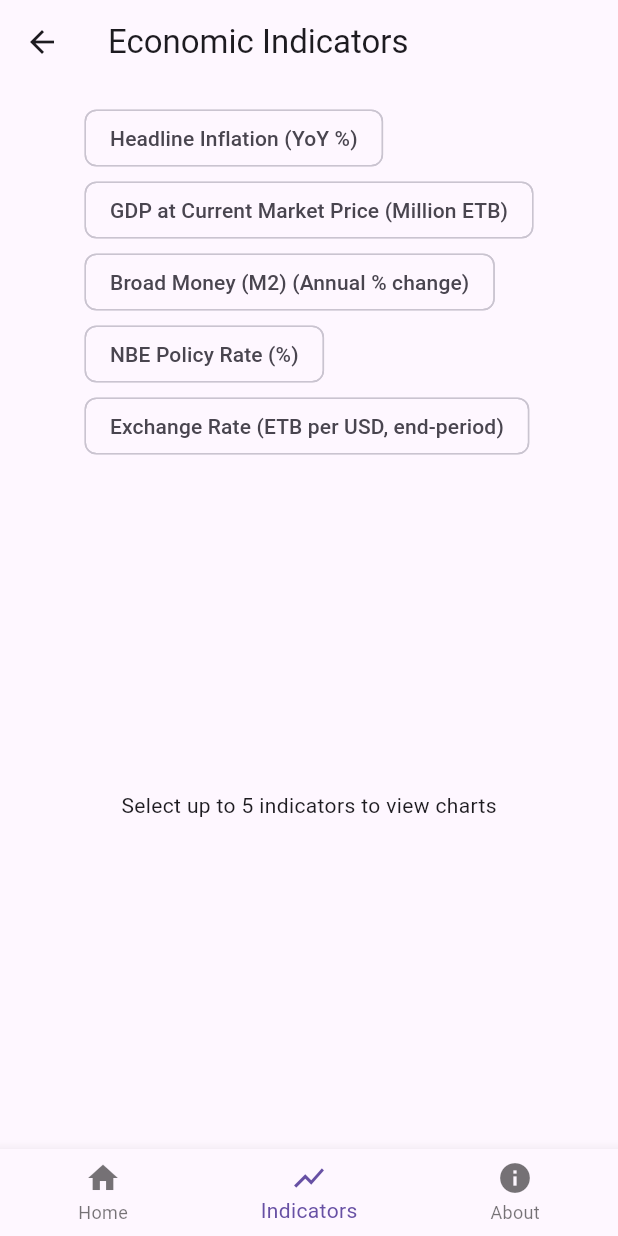
After one commit to yordmela/stocet-exercise, a Flutter app: the IndicatorHomePage screen opened by its route, on a phone screen of 412 x 824 dp. The commit adds this screen. Run offline on Flutter 3.47's test engine with Material 3 defaults, Android fonts, the phone set to English and light mode, and no system bars; our stand-ins replace fl_chart, flutter_riverpod.

Commit message:
task 5- economic indicators tracker

```diff
--- /dev/null
+++ b/assets/data/indicators.json
@@ -0,0 +1,48 @@
+{
+  "meta": {
+    "source": "National Bank of Ethiopia (NBE) - Annual Report & Quarterly Reports (2023/24)",
+    "note": "Numbers below are seeded from NBE tables and public summaries. Please verify exact table values in the cited NBE reports before publication."
+  },
+  "indicators": [
+    {
+      "id": "inflation_yoy",
+      "title": "Headline Inflation (YoY %)",
+      "definition": "Year-on-year percentage change in the Consumer Price Index (CPI). Source: NBE / ESS via NBE tables.",
+      "unit": "%",
+      "years": [2019, 2020, 2021, 2022, 2023, 2024],
+      "values": [19.9, 20.2, 33.8, 32.5, 26.6, 17.5]
+    },
+    {
+      "id": "gdp_current_birr",
+      "title": "GDP at Current Market Price (Million ETB)",
+      "definition": "GDP at current market prices (in million Birr). Source: NBE annual macroeconomic indicators.",
+      "unit": "million ETB",
+      "years": [2019, 2020, 2021, 2022, 2023, 2024],
+      "values": [3374747, 4341387.1, 6157538, 8722308, 11752138, 15000000]
+    },
+    {
+      "id": "broad_money_m2",
+      "title": "Broad Money (M2) (Annual % change)",
+      "definition": "Annual growth rate of Broad Money (M2). Source: NBE monetary statistics.",
+      "unit": "%",
+      "years": [2019, 2020, 2021, 2022, 2023, 2024],
+      "values": [17.0, 29.9, 27.2, 26.6, 24.0, 18.0]
+    },
+    {
+      "id": "policy_rate",
+      "title": "NBE Policy Rate (%)",
+      "definition": "Official policy rate set by the NBE (indicator of monetary stance). Source: NBE.",
+      "unit": "%",
+      "years": [2019, 2020, 2021, 2022, 2023, 2024],
+      "values": [8.5, 9.0, 9.5, 13.5, 15.0, 15.0]
+    },
+    {
+      "id": "exch_rate_etb_usd",
+      "title": "Exchange Rate (ETB per USD, end-period)",
+      "definition": "Nominal exchange rate, Birr per 1 USD (end of period). Source: NBE daily/annual statistics.",
+      "unit": "ETB/USD",
+      "years": [2019, 2020, 2021, 2022, 2023, 2024],
+      "values": [28.5, 34.5, 40.2, 46.8, 54.0, 60.3]
+    }
+  ]
+}
--- a/lib/main.dart
+++ b/lib/main.dart
@@ -2,6 +2,7 @@ import 'package:flutter/material.dart';
 import 'package:flutter_riverpod/flutter_riverpod.dart';
 import 'package:stocet/screens/allocation_screen.dart';
 import 'package:stocet/screens/home_screen.dart';
+import 'package:stocet/screens/indicators_app/indicator_home_page.dart';
 import 'package:stocet/screens/result_screen.dart';
 import 'package:stocet/screens/setup_screen.dart';
 import 'screens/stock_list_page.dart';
@@ -28,6 +29,7 @@ class MyApp extends StatelessWidget {
         '/portfolio': (context) => const SetupScreen(),
         '/allocation': (context) => const AllocationScreen(),
         '/result': (context) => const ResultScreen(),
+        '/indicators': (context) => const IndicatorHomePage(), // Add your indicators page route
       },
       debugShowCheckedModeBanner: false,
     );
--- /dev/null
+++ b/lib/providers/indicator_provider.dart
@@ -0,0 +1,11 @@
+import 'dart:convert';
+import 'package:flutter/services.dart';
+import 'package:flutter_riverpod/flutter_riverpod.dart';
+
+final indicatorsDataProvider = FutureProvider<Map<String, dynamic>>((ref) async {
+  final raw = await rootBundle.loadString('assets/data/indicators.json');
+  final json = jsonDecode(raw) as Map<String, dynamic>;
+  return json;
+});
+
+final selectedIndicatorsProvider = StateProvider<List<String>>((ref) => []);
--- /dev/null
+++ b/lib/screens/indicators_app/indicator_home_page.dart
@@ -0,0 +1,36 @@
+import 'package:flutter/material.dart';
+import 'package:flutter_riverpod/flutter_riverpod.dart';
+import '../indicators_app/indicators_page.dart';
+import '../indicators_app/about_page.dart';
+
+class IndicatorHomePage extends ConsumerStatefulWidget {
+  const IndicatorHomePage({super.key});
+  @override
+  ConsumerState<IndicatorHomePage> createState() => _HomePageState();
+}
+
+class _HomePageState extends ConsumerState<IndicatorHomePage> {
+  int _current = 1;
+
+  final List<Widget> _pages = const [
+    Center(child: Text('Welcome to Stocet')), // Home placeholder
+    IndicatorsPage(),
+    AboutPage(),
+  ];
+
+  @override
+  Widget build(BuildContext context) {
+    return Scaffold(
+      body: _pages[_current],
+      bottomNavigationBar: BottomNavigationBar(
+        currentIndex: _current,
+        onTap: (i) => setState(() => _current = i),
+        items: const [
+          BottomNavigationBarItem(icon: Icon(Icons.home), label: 'Home'),
+          BottomNavigationBarItem(icon: Icon(Icons.show_chart), label: 'Indicators'),
+          BottomNavigationBarItem(icon: Icon(Icons.info), label: 'About'),
+        ],
+      ),
+    );
+  }
+}
--- /dev/null
+++ b/lib/screens/indicators_app/indicators_page.dart
@@ -0,0 +1,141 @@
+import 'package:fl_chart/fl_chart.dart';
+import 'package:flutter/material.dart';
+import 'package:flutter_riverpod/flutter_riverpod.dart';
+import '../../providers/indicator_provider.dart';
+
+class IndicatorsPage extends ConsumerWidget {
+  const IndicatorsPage({super.key});
+
+  @override
+  Widget build(BuildContext context, WidgetRef ref) {
+    final dataAsync = ref.watch(indicatorsDataProvider);
+
+    return dataAsync.when(
+      loading: () => const Scaffold(body: Center(child: CircularProgressIndicator())),
+      error: (e, s) => Scaffold(body: Center(child: Text('Error loading data: $e'))),
+      data: (json) {
+        final indicators = (json['indicators'] as List).cast<Map<String, dynamic>>();
+        final allIds = indicators.map((i) => i['id'] as String).toList();
+        final selected = ref.watch(selectedIndicatorsProvider);
+
+        return Scaffold(
+          appBar: AppBar(title: const Text('Economic Indicators')),
+          body: Padding(
+            padding: const EdgeInsets.all(12.0),
+            child: Column(
+              children: [
+                // Selector: multi-select chips up to 5
+                Wrap(
+                  spacing: 8,
+                  children: allIds.map((id) {
+                    final title = indicators.firstWhere((it) => it['id'] == id)['title'];
+                    final chosen = selected.contains(id);
+                    return FilterChip(
+                      label: Text(title, overflow: TextOverflow.ellipsis),
+                      selected: chosen,
+                      onSelected: (v) {
+                        final list = List<String>.from(ref.read(selectedIndicatorsProvider));
+                        if (v) {
+                          if (list.length >= 5) {
+                            ScaffoldMessenger.of(context).showSnackBar(const SnackBar(content: Text('You can select up to 5 indicators')));
+                            return;
+                          }
+                          list.add(id);
+                        } else {
+                          list.remove(id);
+                        }
+                        ref.read(selectedIndicatorsProvider.notifier).state = list;
+                      },
+                    );
+                  }).toList(),
+                ),
+                const SizedBox(height: 12),
+                if (selected.isEmpty)
+                  const Expanded(child: Center(child: Text('Select up to 5 indicators to view charts')))
+                else
+                  Expanded(
+                    child: PageView(
+                      children: selected.map((id) {
+                        final it = indicators.firstWhere((x) => x['id'] == id);
+                        return IndicatorCard(indicator: it);
+                      }).toList(),
+                    ),
+                  ),
+              ],
+            ),
+          ),
+        );
+      },
+    );
+  }
+}
+
+class IndicatorCard extends StatelessWidget {
+  final Map<String, dynamic> indicator;
+  const IndicatorCard({required this.indicator, super.key});
+
+  @override
+  Widget build(BuildContext context) {
+    final years = (indicator['years'] as List).cast<int>();
+    final values = (indicator['values'] as List).map((e) => (e as num).toDouble()).toList();
+
+    // Build line chart data
+    final spots = List.generate(values.length, (i) => FlSpot(i.toDouble(), values[i]));
+
+    return Padding(
+      padding: const EdgeInsets.all(8.0),
+      child: Card(
+        elevation: 4,
+        child: Column(
+          children: [
+            ListTile(
+              title: Text(indicator['title']),
+              subtitle: Text(indicator['definition']),
+            ),
+            Expanded(
+              child: Padding(
+                padding: const EdgeInsets.symmetric(horizontal: 8.0),
+                child: LineChart(
+                  LineChartData(
+                    gridData: FlGridData(show: true),
+                    titlesData: FlTitlesData(
+                      leftTitles: AxisTitles(sideTitles: SideTitles(showTitles: true)),
+                      bottomTitles: AxisTitles(
+                        sideTitles: SideTitles(
+                          showTitles: true,
+                          getTitlesWidget: (v, meta) {
+                            final idx = v.toInt();
+                            if (idx < 0 || idx >= years.length) return const Text('');
+                            return Text('${years[idx]}');
+                          },
+                        ),
+                      ),
+                    ),
+                    lineBarsData: [
+                      LineChartBarData(
+                        spots: spots,
+                        isCurved: true,
+                        dotData: FlDotData(show: true),
+                        barWidth: 3,
+                      ),
+                    ],
+                  ),
+                ),
+              ),
+            ),
+            Padding(
+              padding: const EdgeInsets.all(12.0),
+              child: Row(
+                children: [
+                  Text('Unit: ${indicator['unit']}'),
+                  const Spacer(),
+                  Text('Data source: NBE', style: const TextStyle(fontStyle: FontStyle.italic)),
+                ],
+              ),
+            ),
+          ],
+        ),
+      ),
+    );
+  }
+}
--- a/pubspec.yaml
+++ b/pubspec.yaml
@@ -77,6 +77,8 @@ flutter:
     - assets/screenshots/task4_allocation.png
     - assets/screenshots/task4_result.png
     - assets/screenshots/task4_setup.png
+    - assets/screenshots/task5_indicators.png
+    - assets/data/indicators.json
 
 
   # An image asset can refer to one or more resolution-specific "variants", see
```
Also changed, not shown: lib/screens/indicators_app/about_page.dart (added, +36 -0 lines), 2 other files.
